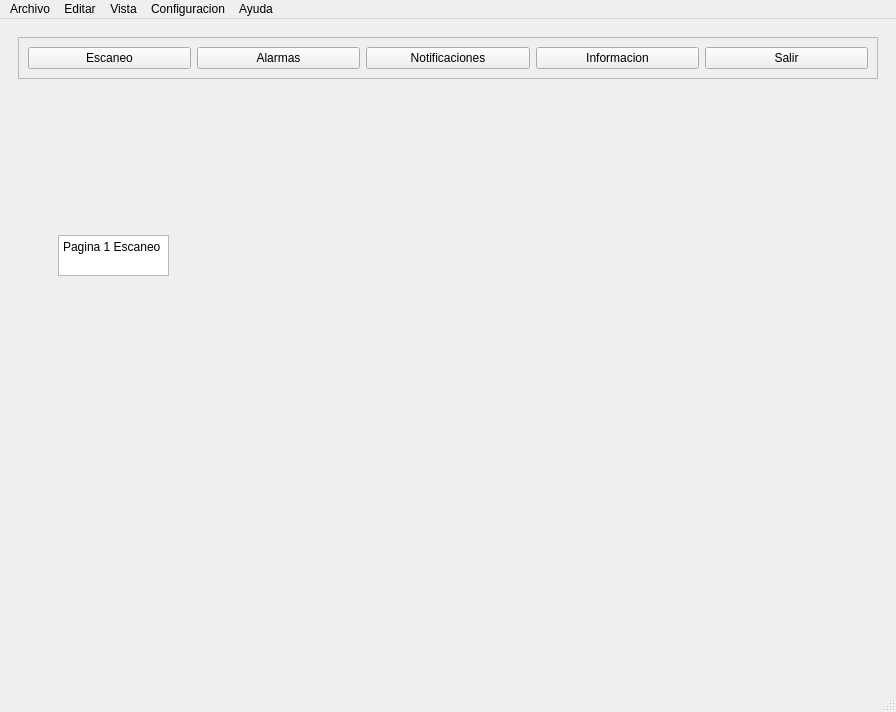
This is ui/mainwindow.ui in nicoarccos/smart-printerv2 as Qt 5 draws it before an edit. The edited form follows.
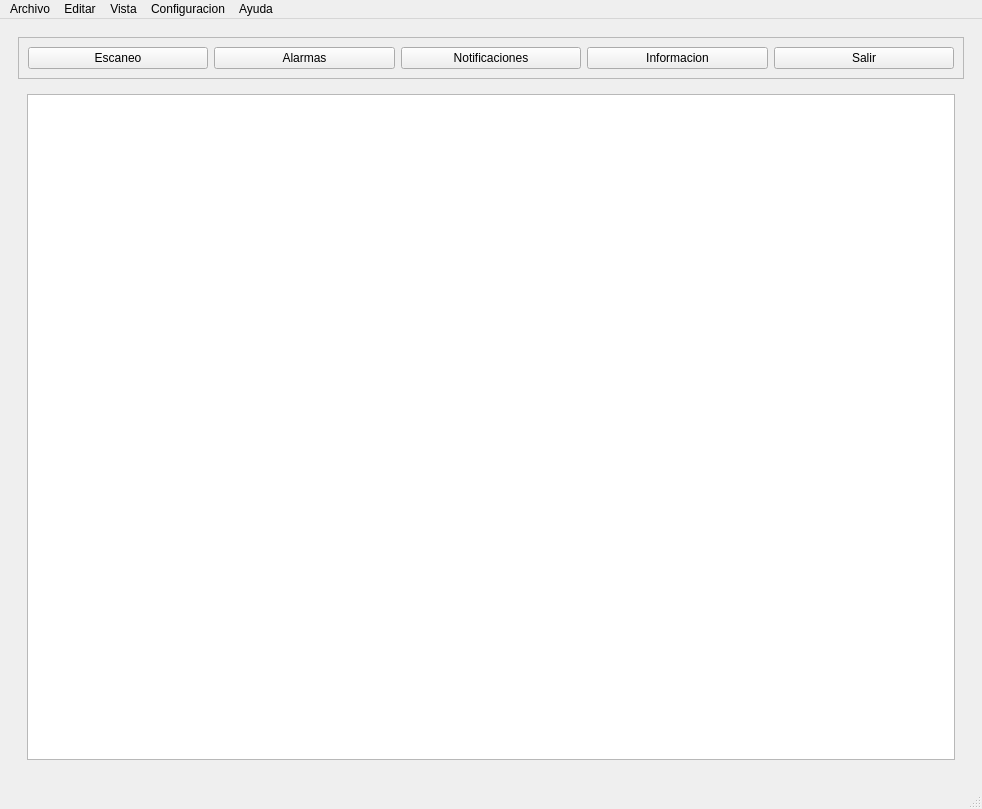
This is the edited form. The open tabs and pages were chosen to show the change. Icons and pictures are not drawn.

Patch:
```diff
--- a/ui/mainwindow.ui
+++ b/ui/mainwindow.ui
@@ -6,8 +6,8 @@
    <rect>
     <x>0</x>
     <y>0</y>
-    <width>896</width>
-    <height>712</height>
+    <width>982</width>
+    <height>809</height>
    </rect>
   </property>
   <property name="windowTitle">
@@ -91,26 +91,11 @@
           <number>3</number>
          </property>
          <widget class="QWidget" name="page">
-          <widget class="QTextBrowser" name="textBrowser">
-           <property name="geometry">
-            <rect>
-             <x>40</x>
-             <y>150</y>
-             <width>111</width>
-             <height>41</height>
-            </rect>
-           </property>
-           <property name="html">
-            <string>&lt;!DOCTYPE HTML PUBLIC &quot;-//W3C//DTD HTML 4.0//EN&quot; &quot;http://www.w3.org/TR/REC-html40/strict.dtd&quot;&gt;
-&lt;html&gt;&lt;head&gt;&lt;meta name=&quot;qrichtext&quot; content=&quot;1&quot; /&gt;&lt;meta charset=&quot;utf-8&quot; /&gt;&lt;style type=&quot;text/css&quot;&gt;
-p, li { white-space: pre-wrap; }
-hr { height: 1px; border-width: 0; }
-li.unchecked::marker { content: &quot;\2610&quot;; }
-li.checked::marker { content: &quot;\2612&quot;; }
-&lt;/style&gt;&lt;/head&gt;&lt;body style=&quot; font-family:'Segoe UI'; font-size:9pt; font-weight:400; font-style:normal;&quot;&gt;
-&lt;p style=&quot; margin-top:0px; margin-bottom:0px; margin-left:0px; margin-right:0px; -qt-block-indent:0; text-indent:0px;&quot;&gt;Pagina 1 Escaneo&lt;/p&gt;&lt;/body&gt;&lt;/html&gt;</string>
-           </property>
-          </widget>
+          <layout class="QVBoxLayout" name="verticalLayout_3">
+           <item>
+            <widget class="QTableWidget" name="tableWidget"/>
+           </item>
+          </layout>
          </widget>
          <widget class="QWidget" name="page_2">
           <widget class="QTextBrowser" name="textBrowser_2">
@@ -191,7 +176,7 @@
     <rect>
      <x>0</x>
      <y>0</y>
-     <width>896</width>
+     <width>982</width>
      <height>33</height>
     </rect>
    </property>
```
Left out of the diff: 32 changed lines with no effect on the pictures.
